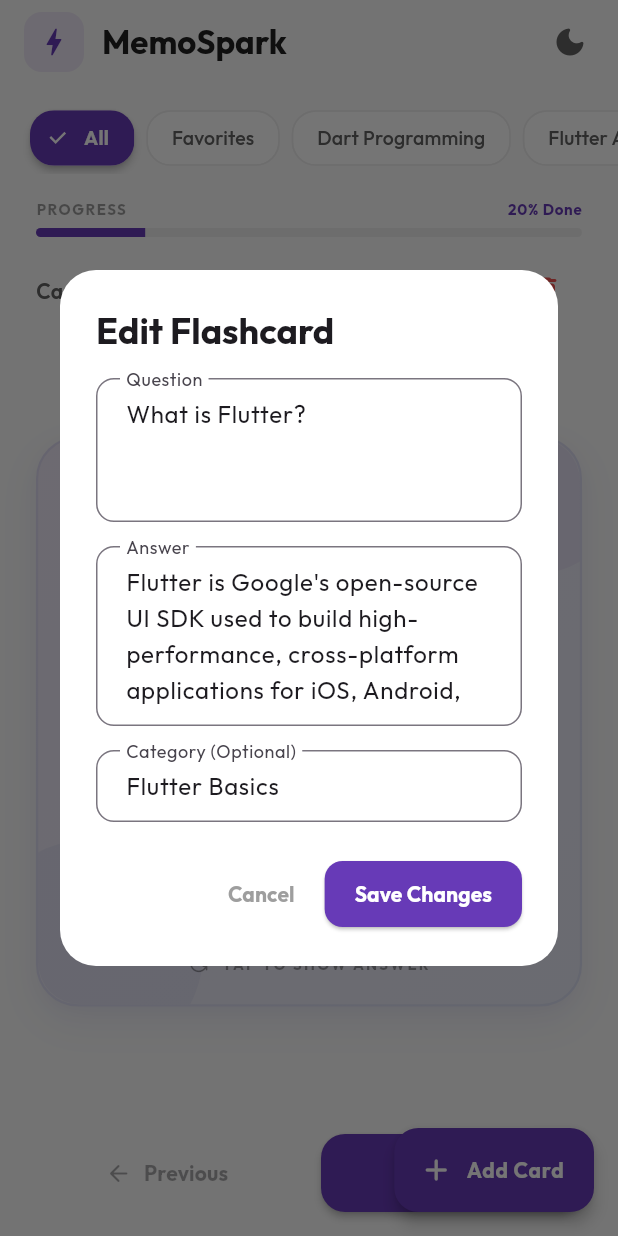
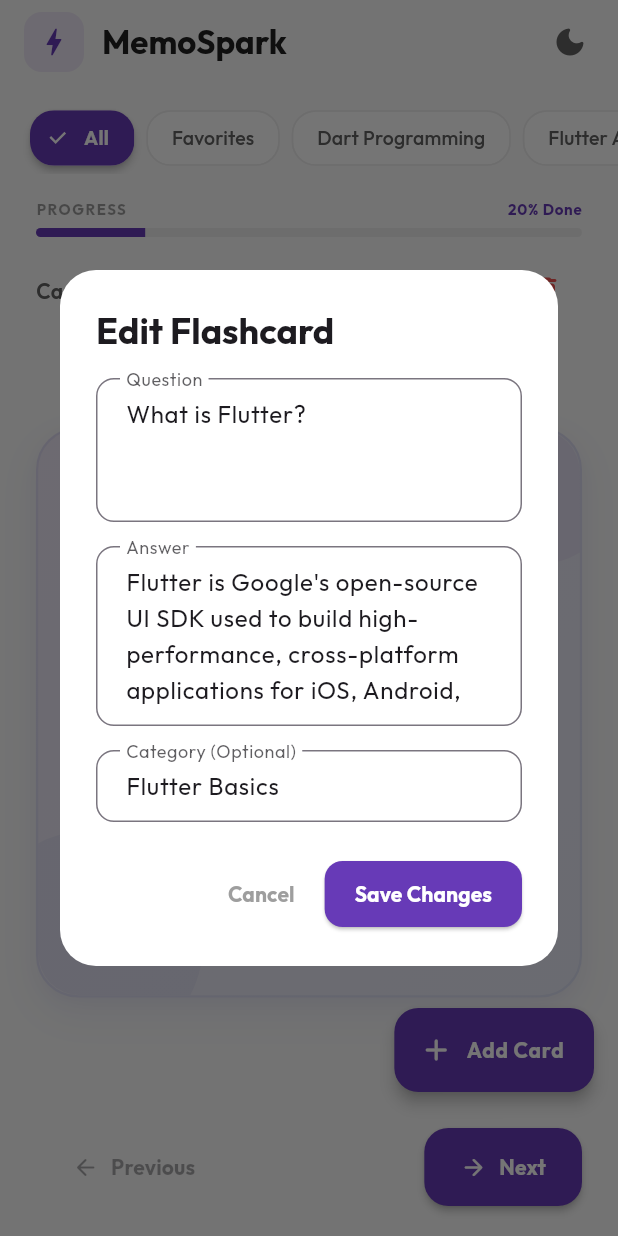
Before and after one commit to dev-lover-codes/CodeAlpha_3D_FlipCards, a Flutter app: the screen it shows after launch, after a tap on the "edit" icon, on a phone screen of 412 x 824 dp. Run offline on Flutter 3.47's test engine with Material 3 defaults, Android fonts, the phone set to English and light mode, and no system bars; our stand-ins replace flutter_riverpod, google_fonts.

Commit message:
Fix bottom navigation overlap and dark mode dialog text visibility bugs

```diff
--- a/lib/screens/home_screen.dart
+++ b/lib/screens/home_screen.dart
@@ -141,15 +141,19 @@
 
                           const SizedBox(height: 24),
 
-                          // Next / Previous Navigation Controls
-                          _buildNavigationControls(context, ref, activeIndex, totalFiltered),
-
-                          const SizedBox(height: 16),
                         ],
                       ),
               ),
             ),
           ],
+        ),
+      ),
+      bottomNavigationBar: totalFiltered == 0
+          ? null
+          : SafeArea(
+              child: Padding(
+                padding: const EdgeInsets.only(left: 24.0, right: 24.0, bottom: 20.0, top: 8.0),
+                child: _buildNavigationControls(context, ref, activeIndex, totalFiltered),
               ),
             ),
       floatingActionButton: FloatingActionButton.extended(
@@ -329,10 +333,10 @@
     final isLast = activeIndex == totalFiltered - 1;
 
     return Row(
+      mainAxisAlignment: MainAxisAlignment.spaceBetween,
       children: [
         // Previous Button
-        Expanded(
-          child: OutlinedButton.icon(
+        OutlinedButton.icon(
           onPressed: isFirst
               ? null
               : () {
@@ -344,7 +348,7 @@
             style: GoogleFonts.outfit(fontWeight: FontWeight.bold),
           ),
           style: OutlinedButton.styleFrom(
-              padding: const EdgeInsets.symmetric(vertical: 16),
+            padding: const EdgeInsets.symmetric(horizontal: 24, vertical: 16),
             shape: RoundedRectangleBorder(
               borderRadius: BorderRadius.circular(16),
             ),
@@ -353,11 +357,8 @@
             ),
           ),
         ),
-        ),
-        const SizedBox(width: 16),
         // Next Button
-        Expanded(
-          child: ElevatedButton.icon(
+        ElevatedButton.icon(
           onPressed: isLast
               ? null
               : () {
@@ -369,7 +370,7 @@
             style: GoogleFonts.outfit(fontWeight: FontWeight.bold),
           ),
           style: ElevatedButton.styleFrom(
-              padding: const EdgeInsets.symmetric(vertical: 16),
+            padding: const EdgeInsets.symmetric(horizontal: 24, vertical: 16),
             backgroundColor: Colors.deepPurple,
             foregroundColor: Colors.white,
             disabledBackgroundColor: Colors.grey.withValues(alpha: 0.12),
@@ -377,7 +378,6 @@
             elevation: 2,
             shape: RoundedRectangleBorder(
               borderRadius: BorderRadius.circular(16),
-              ),
             ),
           ),
         ),
@@ -481,7 +481,10 @@
           shape: RoundedRectangleBorder(borderRadius: BorderRadius.circular(24)),
           title: Text(
             isEdit ? 'Edit Flashcard' : 'Create Flashcard',
-            style: GoogleFonts.outfit(fontWeight: FontWeight.bold),
+            style: GoogleFonts.outfit(
+              fontWeight: FontWeight.bold,
+              color: Theme.of(context).colorScheme.onSurface,
+            ),
           ),
           content: SingleChildScrollView(
             child: Form(
@@ -495,9 +498,14 @@
                     controller: questionController,
                     maxLines: 3,
                     textCapitalization: TextCapitalization.sentences,
+                    style: GoogleFonts.outfit(
+                      color: Theme.of(context).colorScheme.onSurface,
+                    ),
                     decoration: InputDecoration(
                       labelText: 'Question',
-                      labelStyle: GoogleFonts.outfit(),
+                      labelStyle: GoogleFonts.outfit(
+                        color: Theme.of(context).colorScheme.onSurface.withValues(alpha: 0.7),
+                      ),
                       alignLabelWithHint: true,
                       border: OutlineInputBorder(borderRadius: BorderRadius.circular(12)),
                       contentPadding: const EdgeInsets.symmetric(horizontal: 16, vertical: 12),
@@ -515,9 +523,14 @@
                     controller: answerController,
                     maxLines: 4,
                     textCapitalization: TextCapitalization.sentences,
+                    style: GoogleFonts.outfit(
+                      color: Theme.of(context).colorScheme.onSurface,
+                    ),
                     decoration: InputDecoration(
                       labelText: 'Answer',
-                      labelStyle: GoogleFonts.outfit(),
+                      labelStyle: GoogleFonts.outfit(
+                        color: Theme.of(context).colorScheme.onSurface.withValues(alpha: 0.7),
+                      ),
                       alignLabelWithHint: true,
                       border: OutlineInputBorder(borderRadius: BorderRadius.circular(12)),
                       contentPadding: const EdgeInsets.symmetric(horizontal: 16, vertical: 12),
@@ -534,10 +547,18 @@
                   TextFormField(
                     controller: categoryController,
                     textCapitalization: TextCapitalization.words,
+                    style: GoogleFonts.outfit(
+                      color: Theme.of(context).colorScheme.onSurface,
+                    ),
                     decoration: InputDecoration(
                       labelText: 'Category (Optional)',
-                      labelStyle: GoogleFonts.outfit(),
+                      labelStyle: GoogleFonts.outfit(
+                        color: Theme.of(context).colorScheme.onSurface.withValues(alpha: 0.7),
+                      ),
                       hintText: 'e.g. History, Math, Flutter',
+                      hintStyle: GoogleFonts.outfit(
+                        color: Theme.of(context).colorScheme.onSurface.withValues(alpha: 0.4),
+                      ),
                       border: OutlineInputBorder(borderRadius: BorderRadius.circular(12)),
                       contentPadding: const EdgeInsets.symmetric(horizontal: 16, vertical: 12),
                     ),
@@ -606,11 +627,16 @@
           shape: RoundedRectangleBorder(borderRadius: BorderRadius.circular(20)),
           title: Text(
             'Delete Card',
-            style: GoogleFonts.outfit(fontWeight: FontWeight.bold),
+            style: GoogleFonts.outfit(
+              fontWeight: FontWeight.bold,
+              color: Theme.of(context).colorScheme.onSurface,
+            ),
           ),
           content: Text(
             'Are you sure you want to permanently delete this flashcard?',
-            style: GoogleFonts.outfit(),
+            style: GoogleFonts.outfit(
+              color: Theme.of(context).colorScheme.onSurfaceVariant,
+            ),
           ),
           actions: [
             TextButton(
```
Lines whose indentation alone changed are shown as unchanged.
